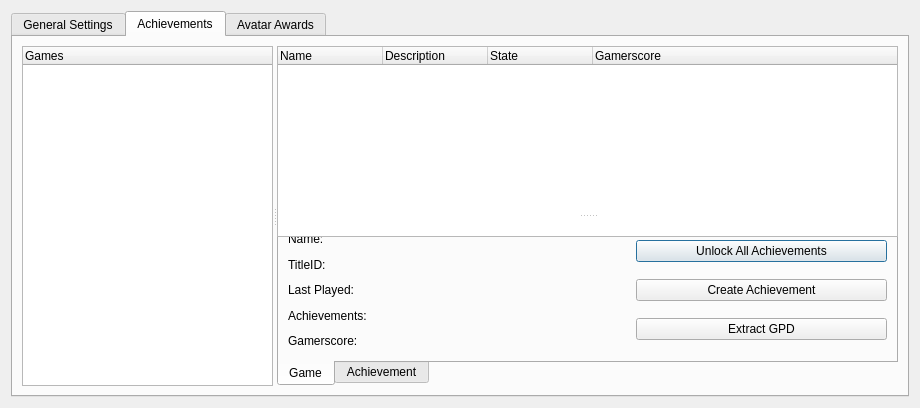
hetelek/Velocity, file Velocity/profileeditor.ui: the form before one commit.
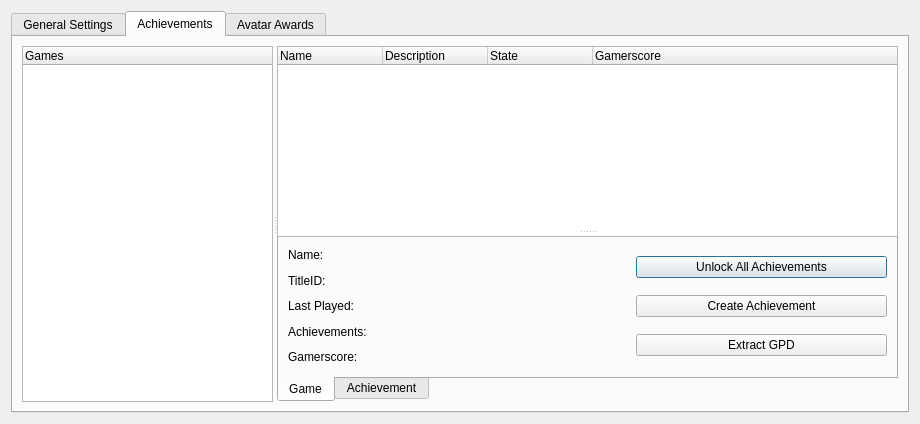
The form after the commit. The open tabs and pages were chosen to show the change. Icons and pictures are not drawn.

```diff
--- a/Velocity/profileeditor.ui
+++ b/Velocity/profileeditor.ui
@@ -7,7 +7,7 @@
     <x>0</x>
     <y>0</y>
     <width>920</width>
-    <height>408</height>
+    <height>424</height>
    </rect>
   </property>
   <property name="minimumSize">
```
Left out of the diff: 4 changed lines with no effect on the pictures.
